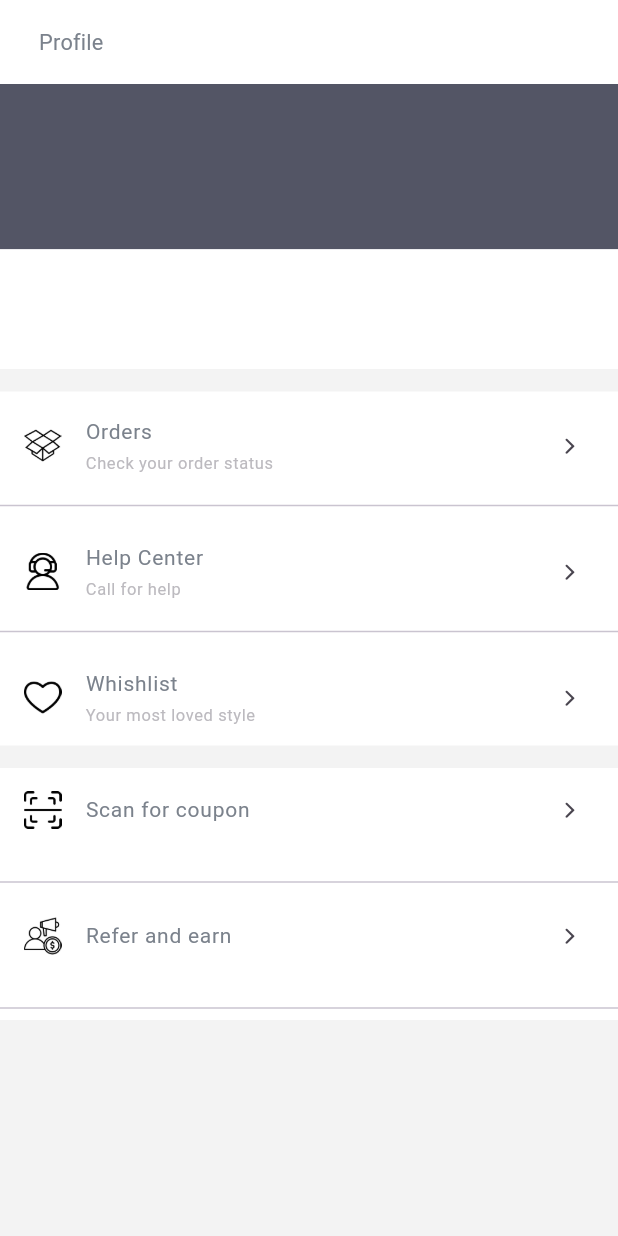
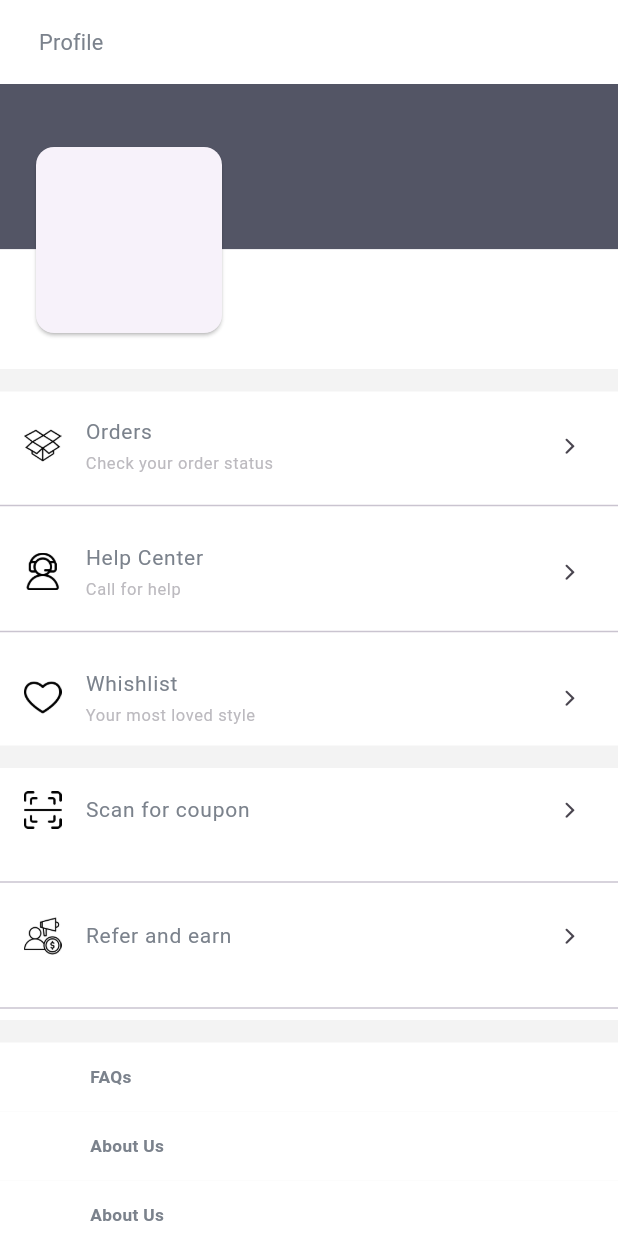
Before and after one commit to nishithaNsingh/myntra_clone, a Flutter app: the ProfilePage screen opened directly, on a phone screen of 412 x 824 dp. Run offline on Flutter 3.47's test engine with Material 3 defaults, Android fonts, the phone set to English and light mode, and no system bars; our stand-ins replace get.

Commit message:
third commit

```diff
--- /dev/null
+++ b/lib/feature/profile_page/footer _content.dart
@@ -0,0 +1,21 @@
+import 'package:flutter/material.dart';
+import 'package:myntra_clone/foundation/shopping_icon/sp_text_botton.dart';
+class FooterContent extends StatelessWidget {
+  const FooterContent({super.key});
+
+  @override
+  Widget build(BuildContext context) {
+    return Column(
+      children: [
+        SPTextButton(
+            text: "FAQs",
+        ),
+        SPTextButton(text: "About Us"),
+        SPTextButton(text: "About Us"),
+        SPTextButton(text: "Terms Of Use"),
+        SPTextButton(text: "Privacy Policy"),
+
+      ]
+    );
+  }
+}
--- a/lib/feature/profile_page/profile_page.dart
+++ b/lib/feature/profile_page/profile_page.dart
@@ -27,7 +27,8 @@ class _ProfilePageState extends State<ProfilePage> {
           ),
         ),
       ),
-      body: ProfileWithoutLogin()
+      body: SingleChildScrollView
+        (child: ProfileWithoutLogin())
     );
   }
 }
--- a/lib/feature/profile_page/profile_without_login.dart
+++ b/lib/feature/profile_page/profile_without_login.dart
@@ -1,6 +1,8 @@
 import 'package:flutter/material.dart';
 import 'package:myntra_clone/foundation/profile_item/profile_item.dart';
 import 'package:myntra_clone/foundation/theme/colors.dart';
+
+import 'footer _content.dart';
 
 class ProfileWithoutLogin extends StatelessWidget {
   const ProfileWithoutLogin({Key? key}) : super(key: key);
@@ -10,10 +12,12 @@ class ProfileWithoutLogin extends StatelessWidget {
   @override
   Widget build(BuildContext context) {
     return Column(
-      children:[
+      children: [
         Container(
           height: topContainerheight,
-          child: Column(
+          child: Stack(
+            children: [
+              Column(
                 children: [
                   Container(
                     height: topContainerheight * 0.58,
@@ -25,12 +29,25 @@ class ProfileWithoutLogin extends StatelessWidget {
                   ),
                 ],
               ),
+              Positioned(
+                bottom: 20,
+                left: 20,
+                child: Container(
+                  height: 132,
+                  width: 132,
+                  child: Card(
+
+                  ),
+                ),
+              )
+            ],
+          ),
         ),
         const SizedBox(height: 15),
         Container(
           color: AppColor.whiteColor,
-            child:  const Column(
-              children:  [
+          child: const Column(
+            children: [
               ProfileItem(
                 title: "Orders",
                 subtitle: "Check your order status",
@@ -55,8 +72,8 @@ class ProfileWithoutLogin extends StatelessWidget {
         const SizedBox(height: 15),
         Container(
           color: AppColor.whiteColor,
-          child:  const Column(
-            children:  [
+          child: const Column(
+            children: [
               ProfileItem(
                 title: "Scan for coupon",
                 assestName: "qr-code-scan.png",
@@ -67,10 +84,13 @@ class ProfileWithoutLogin extends StatelessWidget {
                 assestName: "salesman.png",
                 isLast: false,
               ),
-
             ],
           ),
         ),
+        const SizedBox(
+          height: 15,
+        ),
+        FooterContent(),
       ],
     );
   }
--- /dev/null
+++ b/lib/foundation/shopping_icon/sp_text_botton.dart
@@ -0,0 +1,30 @@
+import 'package:flutter/material.dart';
+
+import '../theme/colors.dart';
+
+class SPTextButton extends StatelessWidget {
+  const SPTextButton({super.key,required this.text});
+  final String text;
+
+  @override
+  Widget build(BuildContext context) {
+    return Material(
+      color: Colors.white,
+      child: InkWell(
+        onTap: (){
+          },
+        child: Container(
+          padding: EdgeInsets.symmetric(vertical: 15,horizontal: 60),
+
+          width: MediaQuery.of(context).size.width,
+          child: Text(text,style: TextStyle(
+            fontSize: 11.5,
+            fontWeight: FontWeight.w600,
+            color: AppColor.heading6
+
+          ),),
+        ),
+      ),
+    );
+  }
+}
```
Lines whose indentation alone changed are shown as unchanged.
